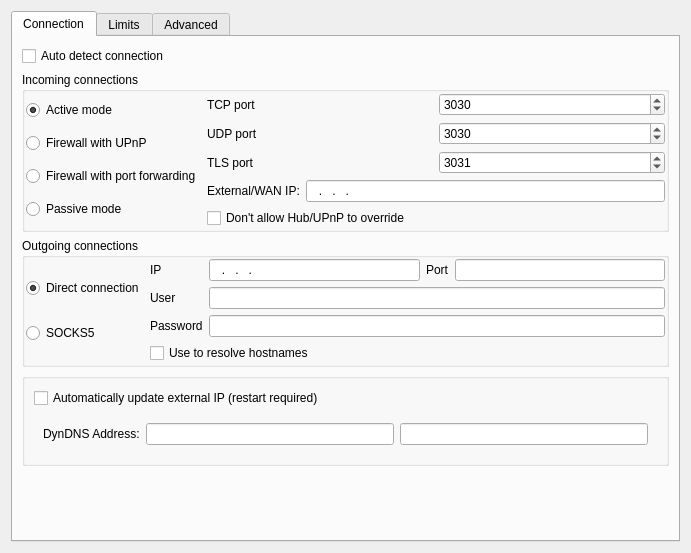
eiskaltdcpp/eiskaltdcpp, file eiskaltdcpp-qt/ui/UISettingsConnection.ui: the form before one commit.
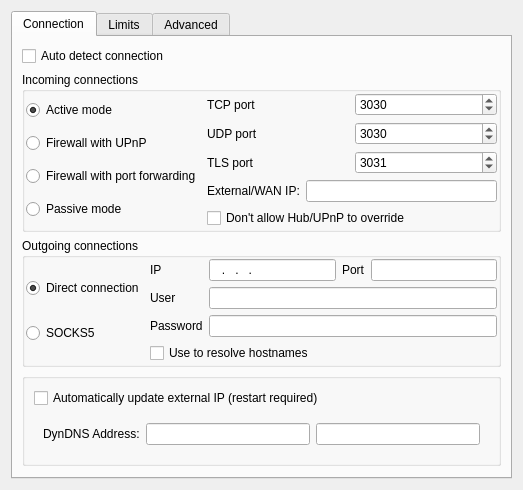
The form after the commit. Custom widgets are drawn as their Qt base class.

```diff
--- a/eiskaltdcpp-qt/ui/UISettingsConnection.ui
+++ b/eiskaltdcpp-qt/ui/UISettingsConnection.ui
@@ -6,8 +6,8 @@
    <rect>
     <x>0</x>
     <y>0</y>
-    <width>691</width>
-    <height>553</height>
+    <width>520</width>
+    <height>439</height>
    </rect>
   </property>
   <property name="windowTitle">
@@ -142,7 +142,7 @@
              <item row="3" column="1">
               <widget class="LineEdit" name="lineEdit_WANIP">
                <property name="inputMask">
-                <string>000.000.000.000; </string>
+                <string/>
                </property>
               </widget>
              </item>
```
